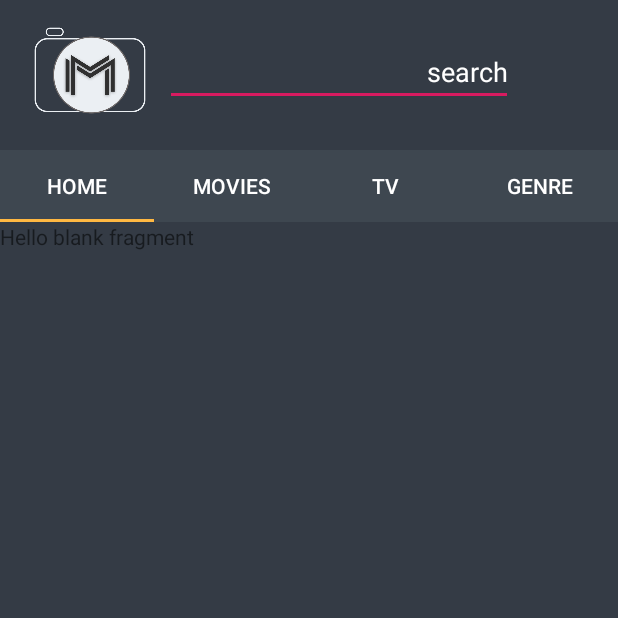
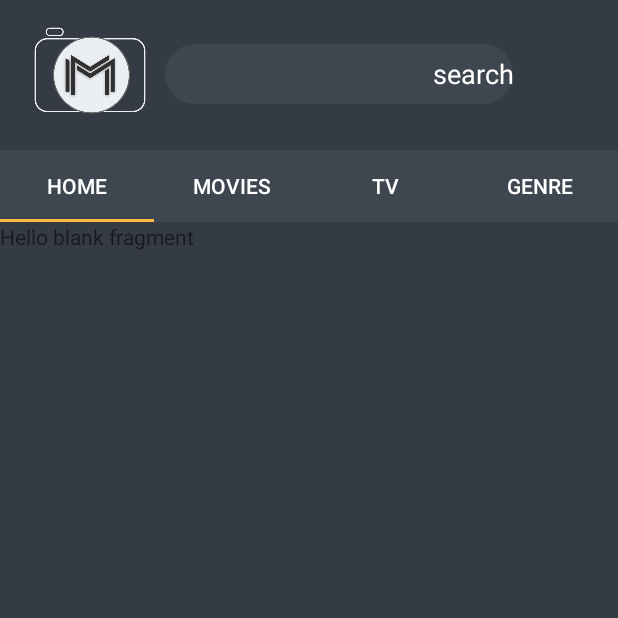
Before and after one commit to Aayushdangol/amar-pudasaini, an Android app: the screen it shows after launch (ViewPagerActivity), on a phone screen of 412 x 824 dp, the top half of it. Run offline under Robolectric (Android 15) with nearby library versions, the phone set to English and light mode, and no system bars.

Commit message:
Design dashboard

```diff
--- /dev/null
+++ b/app/src/main/res/drawable/roundbtnsearch.xml
@@ -0,0 +1,8 @@
+<?xml version="1.0" encoding="utf-8"?>
+<shape xmlns:android="http://schemas.android.com/apk/res/android"
+    android:shape="rectangle">
+
+    <solid android:color="#3e4750"></solid>
+    <corners android:radius="30dp"></corners>
+
+</shape>
--- a/app/src/main/res/layout/activity_view_pager.xml
+++ b/app/src/main/res/layout/activity_view_pager.xml
@@ -24,11 +24,12 @@
 
         <EditText
             android:layout_width="match_parent"
-            android:layout_height="wrap_content"
+            android:layout_height="40dp"
             android:hint="search"
+            android:background="@drawable/roundbtnsearch"
             android:textColorHint="#fff"
             android:textAlignment="textEnd"
-            android:layout_marginTop="25dp"
+            android:layout_marginTop="29dp"
             android:layout_marginLeft="10dp"
             android:layout_marginRight="70dp"/>
 
```
